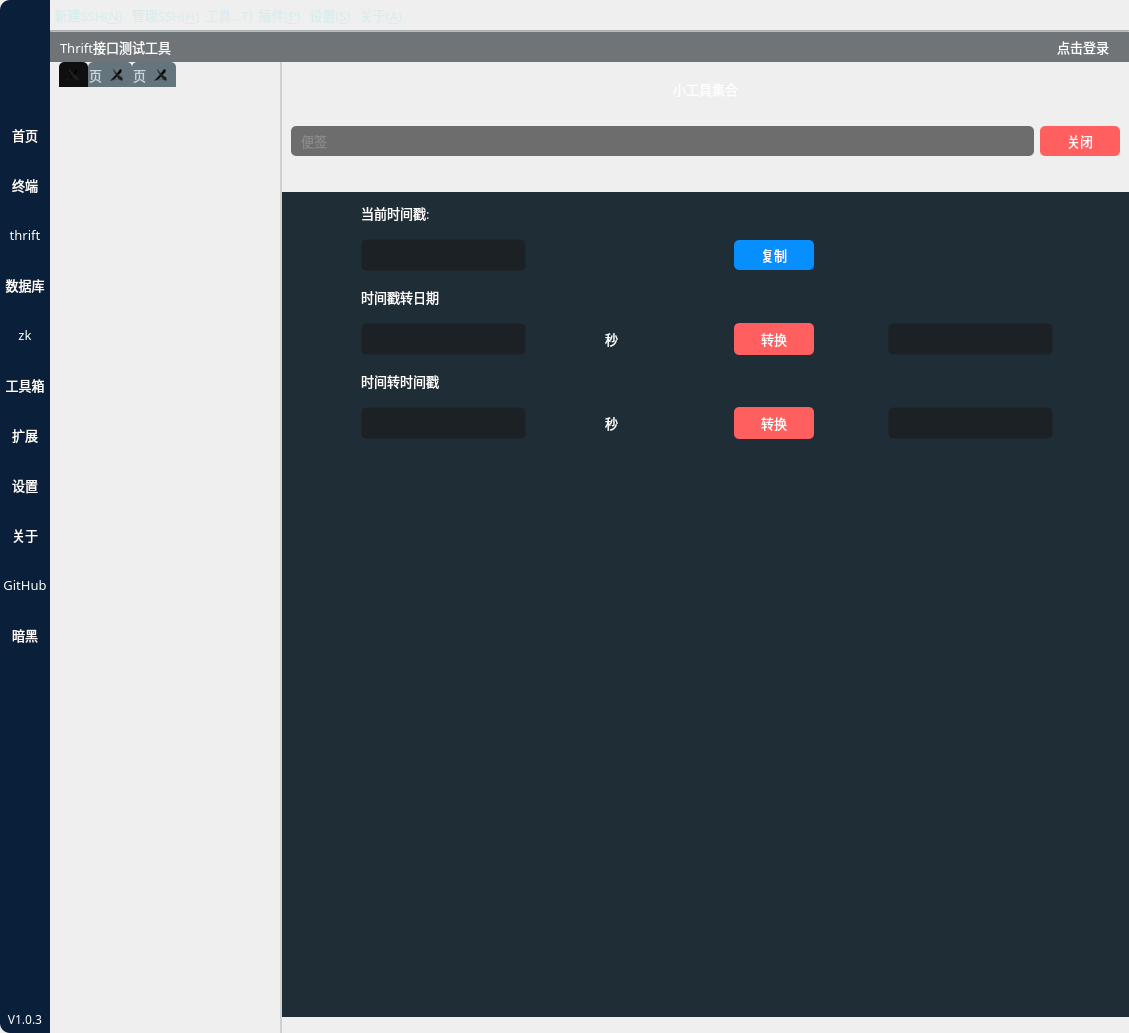
Qt form source/mainwindow.ui (HuaGouFdog/Fdog-Kit) before a commit.
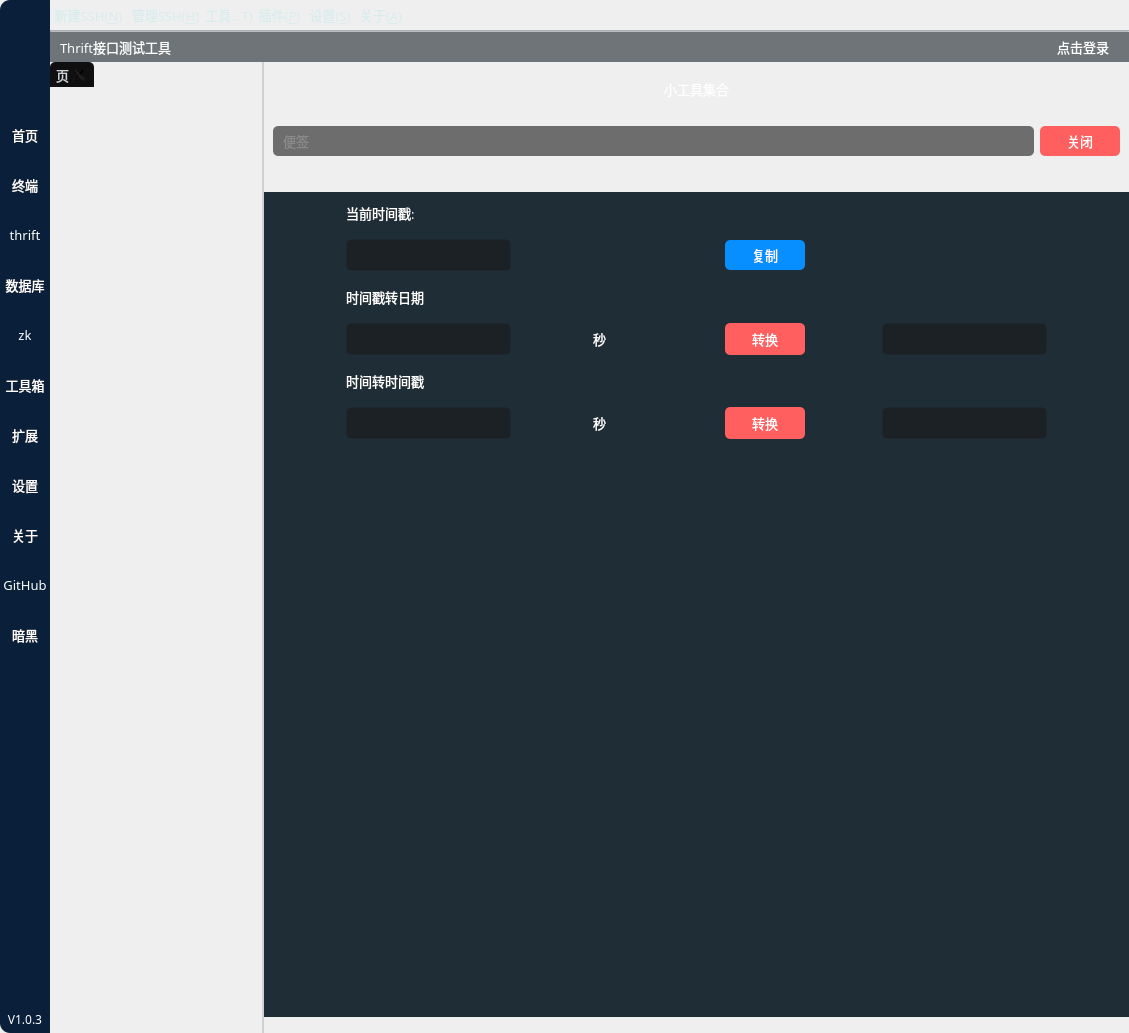
The same form after that commit. The open tabs and pages were chosen to show the change. Icons and pictures are not drawn.

```diff
--- a/source/mainwindow.ui
+++ b/source/mainwindow.ui
@@ -2032,7 +2032,7 @@
                    <number>0</number>
                   </property>
                   <property name="leftMargin">
-                   <number>9</number>
+                   <number>0</number>
                   </property>
                   <property name="topMargin">
                    <number>0</number>
@@ -2082,12 +2082,13 @@
 	color:#ced4da;    /*设置tab中的文本的颜色*/
 	border-top-left-radius: 5px;    /*设置tab的边框的圆角（左上圆角）*/
 	border-top-right-radius: 5px;    /*设置tab的边框的圆角（右上圆角）*/
-	/*padding-left: 5px;*/
-    padding-right: 5px;
+	padding-left: 5px;
+    /*padding-right: 5px*/
 	/*width:150;*/
 	height:25;
-	/*margin-right:0px;
-	margin-left: 0px;*/
+	/*spacing: 20px;*/
+	/*margin-right:0px;*/
+	/*margin-left: 0px;*/
 }
  
 /*设置TabWidget中QTabBar的tab被选中时的样式*/
@@ -2102,6 +2103,7 @@
  
 /*设置TabWidget的边框的样式*/
 QTabWidget::pane {
+	
     border-top:0px solid rgb(108, 117, 125, 65); 
 }
  
@@ -2151,31 +2153,6 @@
                      <bool>true</bool>
                     </property>
                     <widget class="QWidget" name="tab">
-                     <property name="font">
-                      <font>
-                       <stylestrategy>PreferAntialias</stylestrategy>
-                      </font>
-                     </property>
-                     <attribute name="title">
-                      <string/>
-                     </attribute>
-                    </widget>
-                    <widget class="QWidget" name="tab_3">
-                     <property name="font">
-                      <font>
-                       <stylestrategy>PreferAntialias</stylestrategy>
-                      </font>
-                     </property>
-                     <attribute name="title">
-                      <string>页</string>
-                     </attribute>
-                    </widget>
-                    <widget class="QWidget" name="tab_2">
-                     <property name="font">
-                      <font>
-                       <stylestrategy>PreferAntialias</stylestrategy>
-                      </font>
-                     </property>
                      <attribute name="title">
                       <string>页</string>
                      </attribute>
```
Left out of the diff: 4 changed lines with no effect on the pictures.
